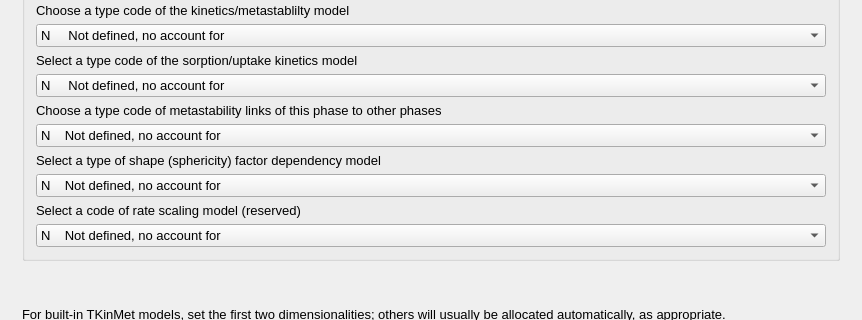
This is GUI/Dialogs4/PhaseWizard4.ui in gemshub/GEMSGUI as Qt 5 draws it before an edit; both pictures show x 0 to 862 and y 131 to 451 of the 862 by 785 pixel window. The edited form follows.
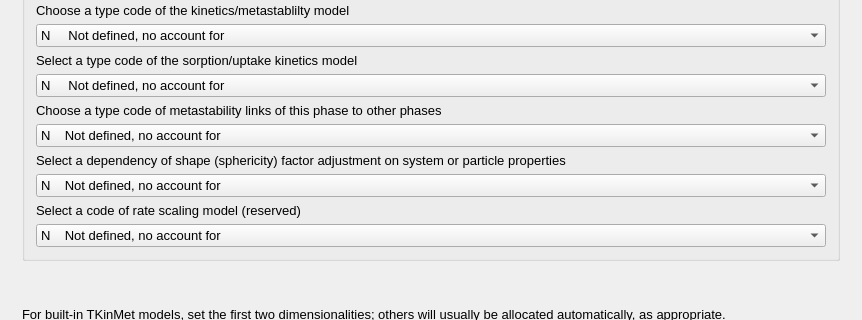
This is the edited form.

The edit to the form file:
```diff
--- a/GUI/Dialogs4/PhaseWizard4.ui
+++ b/GUI/Dialogs4/PhaseWizard4.ui
@@ -1392,7 +1392,7 @@
           <item>
            <widget class="QLabel" name="label_11">
             <property name="text">
-             <string>Select a type of shape (sphericity) factor dependency model</string>
+             <string>Select a dependency of shape (sphericity) factor adjustment on system or particle properties</string>
             </property>
            </widget>
           </item>
```
Left out of the diff: 12 changed lines with no effect on the pictures.
